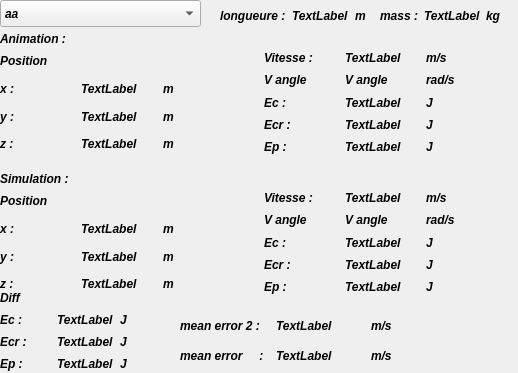
First picture: the form in projet/physics/Debugging.ui, repository LuJu/ProjetMTR, before the edit.
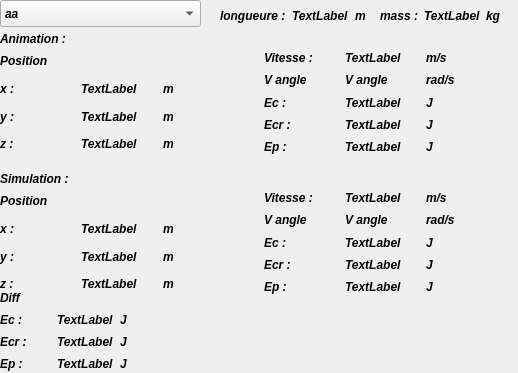
Second picture: the form after the edit.

Patch:
```diff
--- a/projet/physics/Debugging.ui
+++ b/projet/physics/Debugging.ui
@@ -1135,136 +1135,6 @@
     </item>
    </layout>
   </widget>
-  <widget class="QWidget" name="horizontalLayoutWidget_3">
-   <property name="geometry">
-    <rect>
-     <x>180</x>
-     <y>340</y>
-     <width>281</width>
-     <height>31</height>
-    </rect>
-   </property>
-   <property name="font">
-    <font>
-     <pointsize>9</pointsize>
-     <weight>75</weight>
-     <italic>true</italic>
-     <bold>true</bold>
-    </font>
-   </property>
-   <layout class="QHBoxLayout" name="horizontalLayout_8">
-    <item>
-     <widget class="QLabel" name="label_36">
-      <property name="font">
-       <font>
-        <pointsize>9</pointsize>
-        <weight>75</weight>
-        <italic>true</italic>
-        <bold>true</bold>
-       </font>
-      </property>
-      <property name="text">
-       <string>mean error     :</string>
-      </property>
-     </widget>
-    </item>
-    <item>
-     <widget class="QLabel" name="mean_error">
-      <property name="font">
-       <font>
-        <pointsize>9</pointsize>
-        <weight>75</weight>
-        <italic>true</italic>
-        <bold>true</bold>
-       </font>
-      </property>
-      <property name="text">
-       <string>TextLabel</string>
-      </property>
-     </widget>
-    </item>
-    <item>
-     <widget class="QLabel" name="label_37">
-      <property name="font">
-       <font>
-        <pointsize>9</pointsize>
-        <weight>75</weight>
-        <italic>true</italic>
-        <bold>true</bold>
-       </font>
-      </property>
-      <property name="text">
-       <string>m/s</string>
-      </property>
-     </widget>
-    </item>
-   </layout>
-  </widget>
-  <widget class="QWidget" name="horizontalLayoutWidget_5">
-   <property name="geometry">
-    <rect>
-     <x>180</x>
-     <y>310</y>
-     <width>281</width>
-     <height>31</height>
-    </rect>
-   </property>
-   <property name="font">
-    <font>
-     <pointsize>9</pointsize>
-     <weight>75</weight>
-     <italic>true</italic>
-     <bold>true</bold>
-    </font>
-   </property>
-   <layout class="QHBoxLayout" name="horizontalLayout_9">
-    <item>
-     <widget class="QLabel" name="label_38">
-      <property name="font">
-       <font>
-        <pointsize>9</pointsize>
-        <weight>75</weight>
-        <italic>true</italic>
-        <bold>true</bold>
-       </font>
-      </property>
-      <property name="text">
-       <string>mean error 2 :</string>
-      </property>
-     </widget>
-    </item>
-    <item>
-     <widget class="QLabel" name="mean_error_2">
-      <property name="font">
-       <font>
-        <pointsize>9</pointsize>
-        <weight>75</weight>
-        <italic>true</italic>
-        <bold>true</bold>
-       </font>
-      </property>
-      <property name="text">
-       <string>TextLabel</string>
-      </property>
-     </widget>
-    </item>
-    <item>
-     <widget class="QLabel" name="label_39">
-      <property name="font">
-       <font>
-        <pointsize>9</pointsize>
-        <weight>75</weight>
-        <italic>true</italic>
-        <bold>true</bold>
-       </font>
-      </property>
-      <property name="text">
-       <string>m/s</string>
-      </property>
-     </widget>
-    </item>
-   </layout>
-  </widget>
   <widget class="QWidget" name="layoutWidget">
    <property name="geometry">
     <rect>
```
